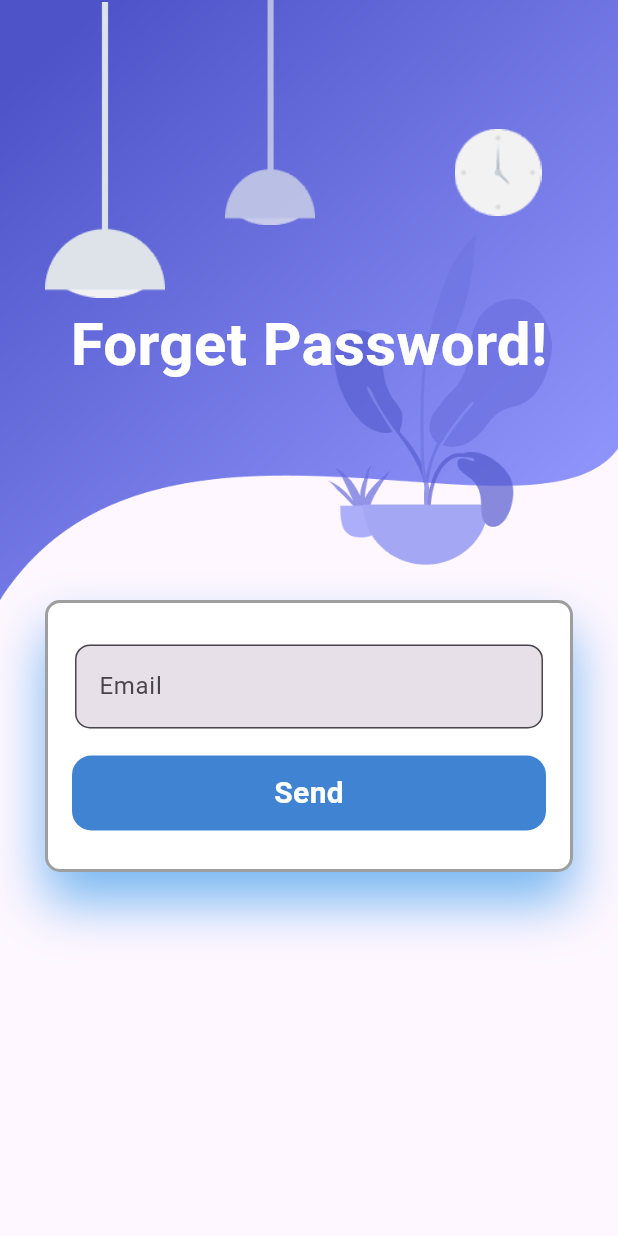
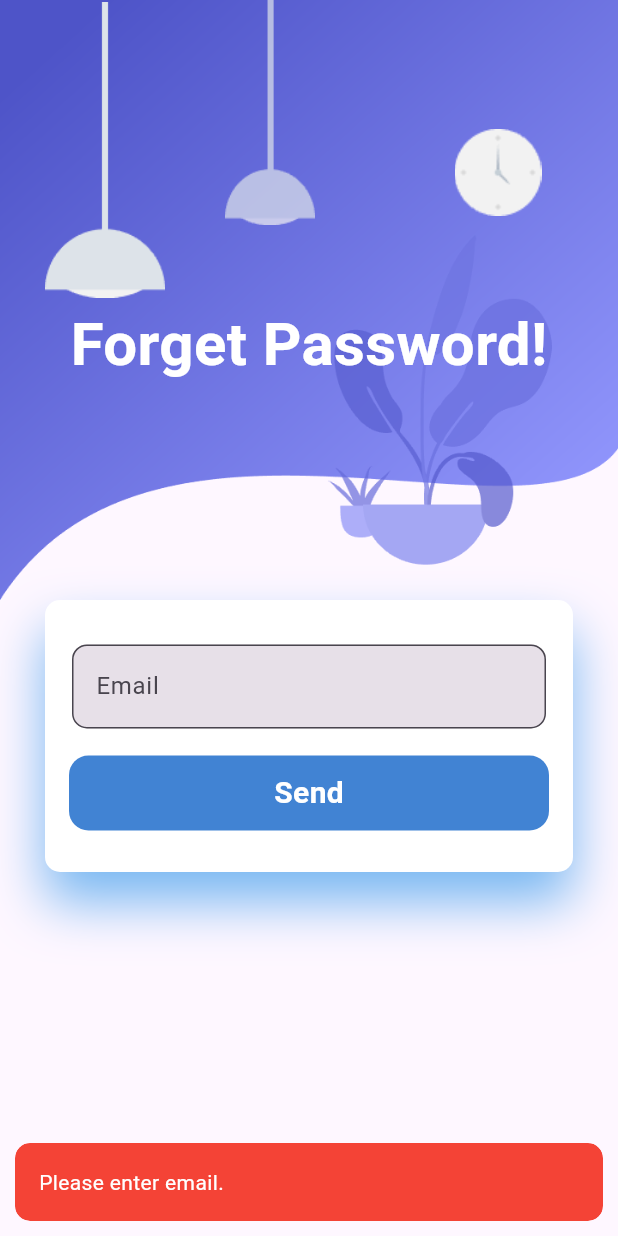
Before and after one commit to atin860/my_campus, a Flutter app: the ForgetScr screen opened directly, after a tap on "Send", on a phone screen of 412 x 824 dp. Run offline on Flutter 3.47's test engine with Material 3 defaults, Android fonts, the phone set to English and light mode, and no system bars; our stand-ins replace animate_do, carousel_slider, firebase_auth, firebase_core, flutter_spinkit, get; accounts and stored records are empty.

Commit message:
login ,Sign Function done

```diff
--- a/lib/Controller/controller.dart
+++ b/lib/Controller/controller.dart
@@ -3,7 +3,7 @@ import 'dart:developer';
 
 import 'package:firebase_auth/firebase_auth.dart';
 import 'package:get/get.dart';
-import 'package:my_campus/screens/auth_view/register_scr.dart';
+import 'package:my_campus/screens/auth_view/login_scr.dart';
 import 'package:my_campus/screens/home_scr.dart';
 import 'package:my_campus/widget/loading.dart';
 import 'package:my_campus/widget/toast_msg.dart';
@@ -12,10 +12,10 @@ import 'package:my_campus/widget/toast_msg.dart';
 class MainController extends GetxController {
   @override
   void onReady() {
-    Future.delayed(Duration(seconds: 1), () {
+    Future.delayed(const Duration(seconds: 1), () {
       auth.userChanges().listen((user) {
         if (user == null) {
-          Get.offAll(() => RegisterScr());
+          Get.offAll(() => LoginScr());
         } else {
           // Get.offAll(() => MyApp());
           Get.offAll(() => HomeScreen());
--- a/lib/main.dart
+++ b/lib/main.dart
@@ -5,8 +5,8 @@
 import 'package:my_campus/screens/splash_scr.dart';
 
 void main() async{
-   WidgetsFlutterBinding.ensureInitialized();
-  Firebase.initializeApp();
+  WidgetsFlutterBinding.ensureInitialized();
+  await Firebase.initializeApp();
   runApp(const MyApp());
 }
 
--- a/lib/screens/auth_view/forget_scr.dart
+++ b/lib/screens/auth_view/forget_scr.dart
@@ -1,8 +1,12 @@
 import 'package:animate_do/animate_do.dart';
 import 'package:flutter/material.dart';
+import 'package:get/get_core/get_core.dart';
+import 'package:get/get_instance/get_instance.dart';
+import 'package:my_campus/Controller/controller.dart';
 import 'package:my_campus/widget/app_button.dart';
 import 'package:my_campus/widget/constant.dart';
 import 'package:my_campus/widget/textfield.dart';
+import 'package:my_campus/widget/toast_msg.dart';
 
 class ForgetScr extends StatefulWidget {
   const ForgetScr({super.key});
@@ -12,9 +16,13 @@ class ForgetScr extends StatefulWidget {
 }
 
 class _ForgetScrState extends State<ForgetScr> {
+  MainController controller = Get.find();
+  final TextEditingController email = TextEditingController();
+
   @override
   Widget build(BuildContext context) {
     double screenHeight = MediaQuery.of(context).size.height;
+
     return Scaffold(
       body: GestureDetector(
         onPanDown: (_) {
@@ -25,19 +33,19 @@ class _ForgetScrState extends State<ForgetScr> {
             children: <Widget>[
               Backgroundview(),
               Padding(
-                padding: const EdgeInsets.only(left: 30, right: 30),
+                padding: EdgeInsets.only(left: 30, right: 30),
                 child: Column(
                   children: [
                     FadeInUp(
-                        duration: const Duration(milliseconds: 1800),
+                        duration: Duration(milliseconds: 1800),
                         child: Container(
-                          padding: const EdgeInsets.all(8.0),
+                          padding: EdgeInsets.all(8.0),
                           height: screenHeight * 0.22,
                           decoration: BoxDecoration(
                               color: Colors.white,
                               borderRadius: BorderRadius.circular(10),
-                              border:
-                                  Border.all(width: 2, color: kprimaryColors),
+                              // border:
+                              //     Border.all(width: 2, color: kprimaryColors),
                               boxShadow: const [
                                 BoxShadow(
                                     color: Color.fromRGBO(94, 171, 239, 0.842),
@@ -49,15 +57,20 @@ class _ForgetScrState extends State<ForgetScr> {
                             children: [
                               Column(
                                 children: [
-                                  const MyTextField(
+                                  MyTextField(
+                                      controller: email,
                                       label: "Email",
                                       hintText: "biet14@gmail.com"),
                                   FadeInUp(
-                                      duration:
-                                          const Duration(milliseconds: 1800),
+                                      duration: Duration(milliseconds: 1800),
                                       child: AppButton(
                                         hint: "Send",
-                                        onPressed: () {},
+                                        onPressed: () {
+                                          if (validate()) {
+                                            controller
+                                                .forgetPassword(email.text);
+                                          }
+                                        },
                                       )),
                                 ],
                               ),
@@ -74,6 +87,15 @@ class _ForgetScrState extends State<ForgetScr> {
     );
   }
 
+  bool validate() {
+    if (email.text.isEmpty) {
+      showToastMessage('Please enter email.');
+      return false;
+    }
+    return true;
+  }
+
+//back gorund decoration
   Container Backgroundview() {
     return Container(
       height: 400,
--- a/lib/screens/auth_view/login_scr.dart
+++ b/lib/screens/auth_view/login_scr.dart
@@ -1,11 +1,13 @@
 import 'package:animate_do/animate_do.dart';
 import 'package:flutter/material.dart';
 import 'package:get/get.dart';
+import 'package:my_campus/Controller/controller.dart';
 import 'package:my_campus/screens/auth_view/forget_scr.dart';
 import 'package:my_campus/screens/auth_view/register_scr.dart';
 import 'package:my_campus/widget/app_button.dart';
 import 'package:my_campus/widget/constant.dart';
 import 'package:my_campus/widget/textfield.dart';
+import 'package:my_campus/widget/toast_msg.dart';
 
 class LoginScr extends StatefulWidget {
   const LoginScr({super.key});
@@ -15,6 +17,9 @@ class LoginScr extends StatefulWidget {
 }
 
 class _LoginScrState extends State<LoginScr> {
+  MainController controller= Get.find();
+  final TextEditingController email = TextEditingController();
+   final TextEditingController password = TextEditingController();
   @override
   Widget build(BuildContext context) {
     double screenHeight = MediaQuery.of(context).size.height;
@@ -37,6 +42,10 @@ class _LoginScrState extends State<LoginScr> {
                           padding: const EdgeInsets.all(8.0),
                           height: screenHeight * 0.22,
                           decoration: BoxDecoration(
+                            image:DecorationImage(
+
+                              colorFilter: ColorFilter.linearToSrgbGamma(),
+                              image: AssetImage("assets/img/back1.jpg"),fit: BoxFit.cover,),
                               color: Colors.white,
                               borderRadius: BorderRadius.circular(10),
                               // border: Border.all(width: 2, color: kprimaryColors),
@@ -46,15 +55,17 @@ class _LoginScrState extends State<LoginScr> {
                                     blurRadius: 30.0,
                                     offset: Offset(0, 20))
                               ]),
-                          child: const Column(
+                          child:  Column(
                             mainAxisAlignment: MainAxisAlignment.center,
                             children: [
                               Column(
                                 children: [
                                   MyTextField(
+                                    controller: email,
                                       label: "Email",
                                       hintText: "biet14@gmail.com"),
                                   MyTextField(
+                                    controller: password,
                                     label: "Password",
                                     hintText: "biet@123",
                                   ),
@@ -70,7 +81,9 @@ class _LoginScrState extends State<LoginScr> {
                         duration: const Duration(milliseconds: 1800),
                         child: AppButton(
                           hint: "Login",
-                          onPressed: () {},
+                          onPressed: () {
+                             if (validate()) controller.login(email.text, password.text);
+                          },
                         )),
                     const SizedBox(
                       height: 40,
@@ -112,6 +125,20 @@ class _LoginScrState extends State<LoginScr> {
       ),
     );
   }
+
+
+   bool validate() {
+    if (email.text.isEmpty) {
+      showToastMessage('Please enter email.');
+      return false;
+    }
+    if (password.text.isEmpty) {
+      showToastMessage('Please enter password.');
+      return false;
+    }
+    return true;
+  }
+}
 
 // this is background backview decoartion
   Container Backgroundview() {
@@ -180,4 +207,3 @@ class _LoginScrState extends State<LoginScr> {
       ),
     );
   }
-}
--- a/lib/widget/loading.dart
+++ b/lib/widget/loading.dart
@@ -13,10 +13,9 @@ showLoading([String? text]) => Get.defaultDialog(
     title: "Loading...",
     content: Column(
       children: [
-        SpinKitFadingCube(
-          color: Colors.blue,
-          size: 50.0,
-        ),
+        SpinKitDualRing(
+            color: Colors.cyan,
+          ),
         if (text != null)
           Column(
             children: [
```
Also changed, not shown: lib/screens/auth_view/register_scr.dart (+28 -10 lines), lib/screens/home_scr.dart (+70 -29 lines), lib/widget/appcontainer.dart (+7 -3 lines), assets/img/back1.jpg (added), 1 other file.
